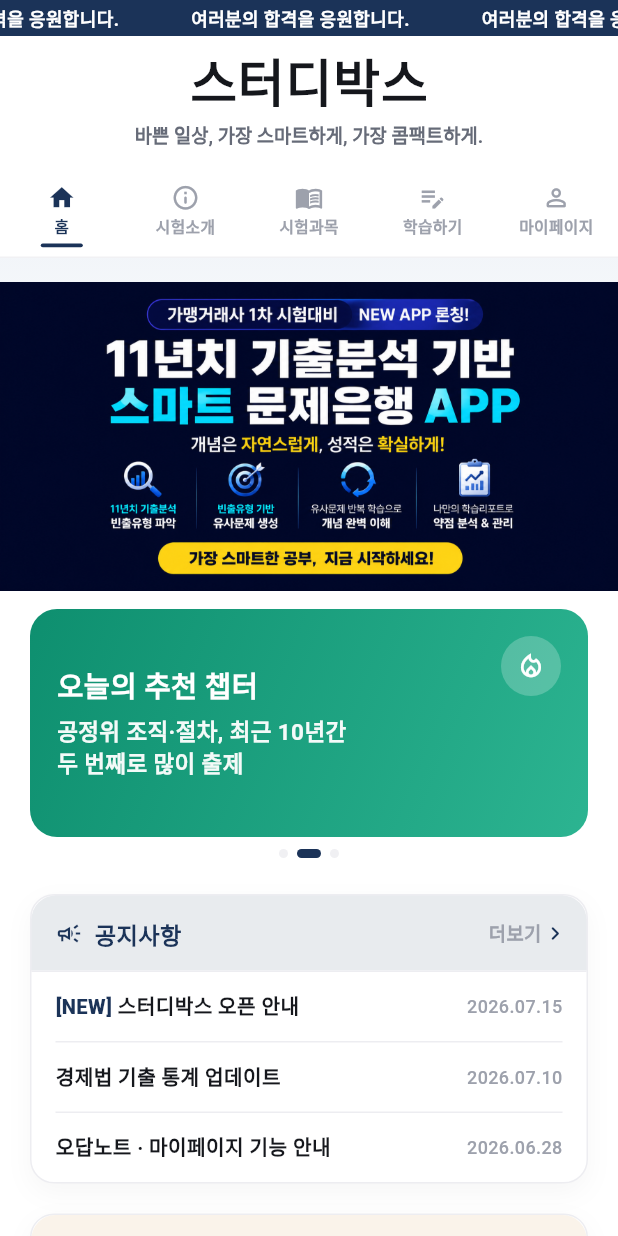
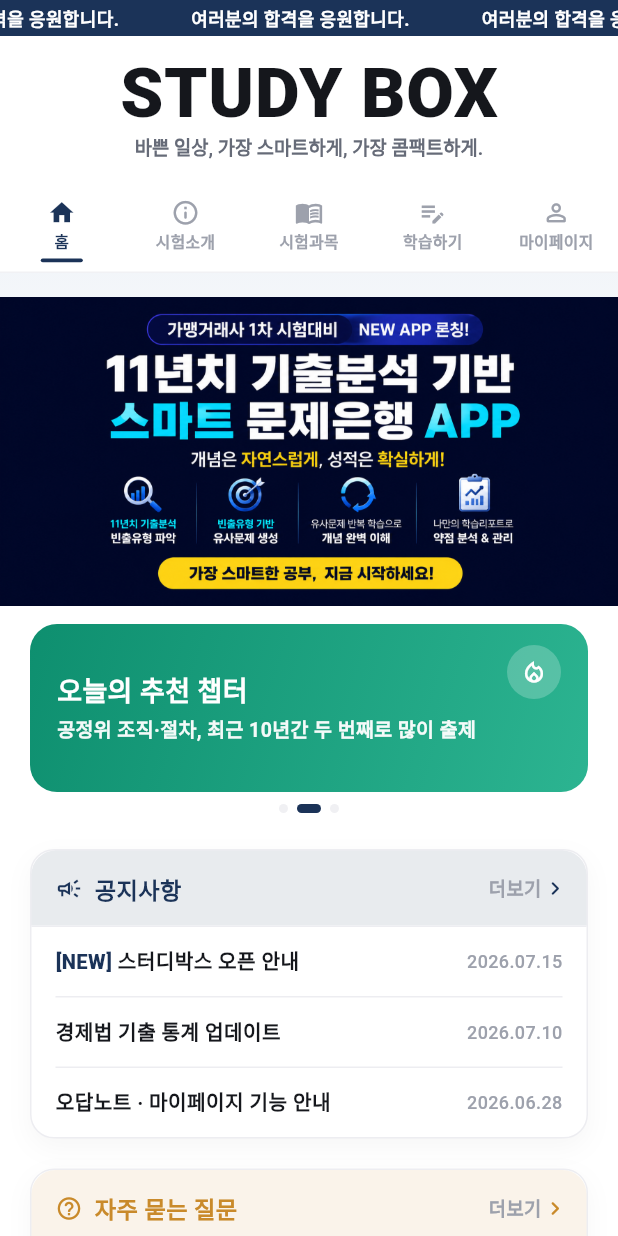
Before and after one commit to chj927il-arch/gamyeong-exam, a Flutter app: the screen it shows after launch, on a phone screen of 412 x 824 dp. Run offline on Flutter 3.47's test engine with Material 3 defaults, Android fonts, the phone set to English and light mode, and no system bars; our stand-ins replace google_fonts.

Commit message:
Shrink rolling banner, single-line subtitles, bigger STUDY BOX title
- Rolling banner height reduced (152 -> 112) and subtitles are now
  single-line with ellipsis instead of manual line breaks
- Home title switched to English 'STUDY BOX', enlarged (46px), with
  tighter spacing to the tagline below; splash cover updated to match

```diff
--- a/app/lib/screens/root_screen.dart
+++ b/app/lib/screens/root_screen.dart
@@ -66,7 +66,7 @@
 
   @override
   Widget build(BuildContext context) {
-    const titleBarHeight = 92.0;
+    const titleBarHeight = 102.0;
     final showEncourage = _tabIndex == 0;
 
     return Scaffold(
@@ -84,15 +84,15 @@
                   mainAxisSize: MainAxisSize.min,
                   children: [
                     Text(
-                      '스터디박스',
+                      'STUDY BOX',
                       style: GoogleFonts.blackHanSans(
-                        fontSize: 34,
+                        fontSize: 46,
                         color: AppColors.textPrimary,
                         letterSpacing: 0.5,
-                        height: 1.0,
+                        height: 0.95,
                       ),
                     ),
-                    const SizedBox(height: 5),
+                    const SizedBox(height: 1),
                     const Text(
                       '바쁜 일상, 가장 스마트하게, 가장 콤팩트하게.',
                       style: TextStyle(fontWeight: FontWeight.w600, fontSize: 12.5, color: AppColors.textSecondary),
--- a/app/lib/screens/splash_screen.dart
+++ b/app/lib/screens/splash_screen.dart
@@ -117,7 +117,7 @@
                     ),
                     const Spacer(flex: 3),
                     const Text(
-                      '스터디박스',
+                      'STUDY BOX',
                       style: TextStyle(
                         color: Colors.white,
                         fontSize: 52,
--- a/app/lib/widgets/rolling_banner.dart
+++ b/app/lib/widgets/rolling_banner.dart
@@ -19,19 +19,19 @@
 const _defaultBanners = [
   BannerItem(
     title: '이번 주 신규\n유사문제 업데이트',
-    subtitle: '출제 비중 1위 약관법\n문제가 추가됐어요',
+    subtitle: '출제 비중 1위 약관법 문제가 추가됐어요',
     icon: Icons.auto_awesome_outlined,
     gradient: [Color(0xFFE8562F), Color(0xFFF4854A)],
   ),
   BannerItem(
     title: '오늘의 추천 챕터',
-    subtitle: '공정위 조직·절차, 최근 10년간\n두 번째로 많이 출제',
+    subtitle: '공정위 조직·절차, 최근 10년간 두 번째로 많이 출제',
     icon: Icons.local_fire_department_outlined,
     gradient: [Color(0xFF0E8F6F), Color(0xFF2CB491)],
   ),
   BannerItem(
     title: '프리미엄 전환하고\n전 과목 무제한 풀기',
-    subtitle: '경제법·민법·경영학\n전 챕터 잠금 해제',
+    subtitle: '경제법·민법·경영학 전 챕터 잠금 해제',
     icon: Icons.workspace_premium_outlined,
     gradient: [Color(0xFF3E4FA8), Color(0xFF6C7CD6)],
   ),
@@ -75,7 +75,7 @@
     return Column(
       children: [
         SizedBox(
-          height: 152,
+          height: 112,
           child: PageView.builder(
             controller: _controller,
             itemCount: widget.banners.length,
@@ -112,7 +112,7 @@
   @override
   Widget build(BuildContext context) {
     return Container(
-      padding: const EdgeInsets.all(18),
+      padding: const EdgeInsets.symmetric(horizontal: 18, vertical: 14),
       decoration: BoxDecoration(
         borderRadius: BorderRadius.circular(18),
         gradient: LinearGradient(
@@ -131,22 +131,25 @@
               children: [
                 Text(
                   item.title,
-                  style: const TextStyle(color: Colors.white, fontSize: 19, fontWeight: FontWeight.w800, height: 1.3),
+                  style: const TextStyle(color: Colors.white, fontSize: 18, fontWeight: FontWeight.w800, height: 1.25),
                 ),
-                const SizedBox(height: 7),
+                const SizedBox(height: 6),
                 Text(
                   item.subtitle,
-                  style: TextStyle(color: Colors.white.withValues(alpha: 0.95), fontSize: 15, fontWeight: FontWeight.w600, height: 1.35),
+                  maxLines: 1,
+                  softWrap: false,
+                  overflow: TextOverflow.ellipsis,
+                  style: TextStyle(color: Colors.white.withValues(alpha: 0.95), fontSize: 13, fontWeight: FontWeight.w600, height: 1.2),
                 ),
               ],
             ),
           ),
           const SizedBox(width: 10),
           Container(
-            width: 40,
-            height: 40,
+            width: 36,
+            height: 36,
             decoration: BoxDecoration(color: Colors.white.withValues(alpha: 0.22), shape: BoxShape.circle),
-            child: Icon(item.icon, color: Colors.white, size: 20),
+            child: Icon(item.icon, color: Colors.white, size: 18),
           ),
         ],
       ),
```
